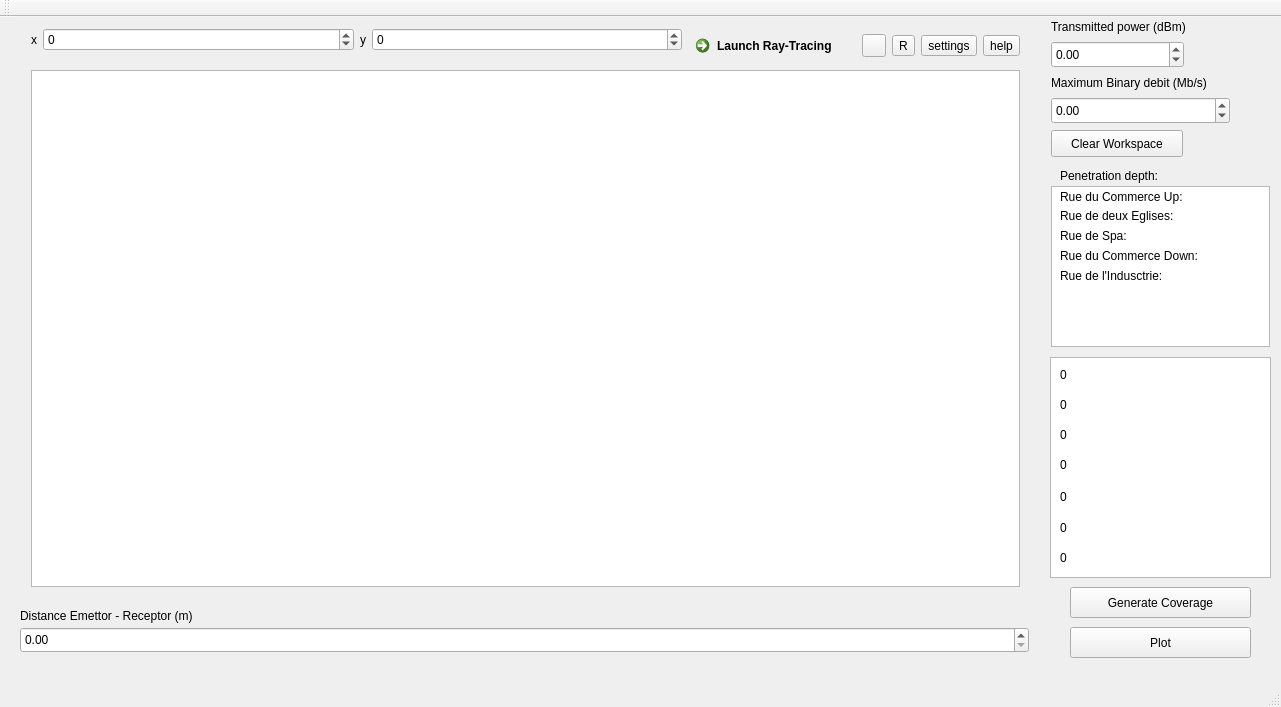
This is ieee80211g.ui in amatepl/RayTracing2019 as Qt 5 draws it before an edit. The edited form follows.
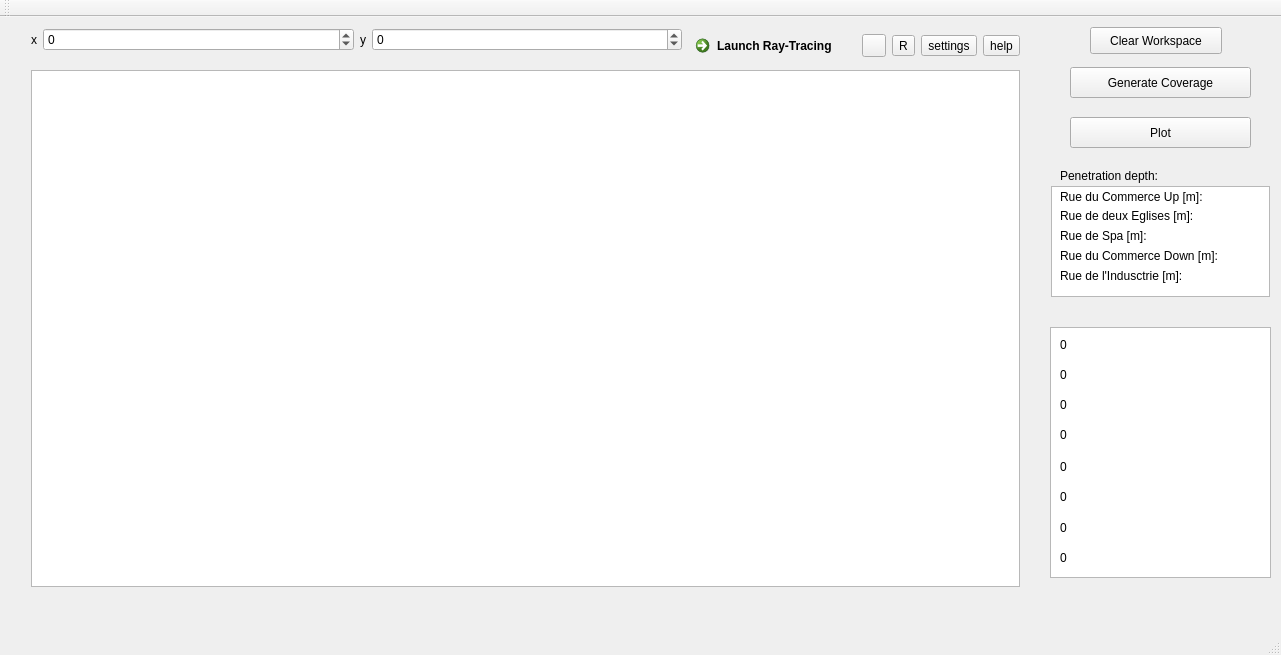
This is the edited form. Icons and pictures are not drawn.

Patch:
```diff
--- a/ieee80211g.ui
+++ b/ieee80211g.ui
@@ -7,7 +7,7 @@
     <x>0</x>
     <y>0</y>
     <width>1281</width>
-    <height>707</height>
+    <height>655</height>
    </rect>
   </property>
   <property name="windowTitle">
@@ -137,7 +137,7 @@
     <property name="geometry">
      <rect>
       <x>1070</x>
-      <y>570</y>
+      <y>50</y>
       <width>181</width>
       <height>31</height>
      </rect>
@@ -146,54 +146,28 @@
      <string>Generate Coverage</string>
     </property>
    </widget>
-   <widget class="QDoubleSpinBox" name="spinBoxResult">
-    <property name="geometry">
-     <rect>
-      <x>20</x>
-      <y>610</y>
-      <width>1009</width>
-      <height>26</height>
-     </rect>
-    </property>
-    <property name="maximum">
-     <double>999.990000000000009</double>
-    </property>
-   </widget>
-   <widget class="QLabel" name="label_5">
-    <property name="geometry">
-     <rect>
-      <x>20</x>
-      <y>590</y>
-      <width>1009</width>
-      <height>17</height>
-     </rect>
-    </property>
-    <property name="text">
-     <string>Distance Emettor - Receptor (m)</string>
-    </property>
-   </widget>
    <widget class="QTextBrowser" name="textBrowser_2">
     <property name="geometry">
      <rect>
       <x>1050</x>
-      <y>340</y>
+      <y>310</y>
       <width>221</width>
-      <height>221</height>
+      <height>251</height>
      </rect>
     </property>
     <property name="html">
      <string>&lt;!DOCTYPE HTML PUBLIC &quot;-//W3C//DTD HTML 4.0//EN&quot; &quot;http://www.w3.org/TR/REC-html40/strict.dtd&quot;&gt;
 &lt;html&gt;&lt;head&gt;&lt;meta name=&quot;qrichtext&quot; content=&quot;1&quot; /&gt;&lt;style type=&quot;text/css&quot;&gt;
 p, li { white-space: pre-wrap; }
-&lt;/style&gt;&lt;/head&gt;&lt;body style=&quot; font-family:'Ubuntu'; font-size:11pt; font-weight:400; font-style:normal;&quot;&gt;
-&lt;p style=&quot;-qt-paragraph-type:empty; margin-top:0px; margin-bottom:0px; margin-left:0px; margin-right:0px; -qt-block-indent:0; text-indent:0px; font-family:'Sans Serif'; font-size:9pt;&quot;&gt;&lt;br /&gt;&lt;/p&gt;&lt;/body&gt;&lt;/html&gt;</string>
+&lt;/style&gt;&lt;/head&gt;&lt;body style=&quot; font-family:'Sans Serif'; font-size:9pt; font-weight:400; font-style:normal;&quot;&gt;
+&lt;p style=&quot;-qt-paragraph-type:empty; margin-top:0px; margin-bottom:0px; margin-left:0px; margin-right:0px; -qt-block-indent:0; text-indent:0px;&quot;&gt;&lt;br /&gt;&lt;/p&gt;&lt;/body&gt;&lt;/html&gt;</string>
     </property>
    </widget>
    <widget class="QLabel" name="Prx">
     <property name="geometry">
      <rect>
       <x>1060</x>
-      <y>380</y>
+      <y>350</y>
       <width>161</width>
       <height>16</height>
      </rect>
@@ -206,7 +180,7 @@
     <property name="geometry">
      <rect>
       <x>1060</x>
-      <y>470</y>
+      <y>440</y>
       <width>191</width>
       <height>20</height>
      </rect>
@@ -232,7 +206,7 @@
     <property name="geometry">
      <rect>
       <x>1070</x>
-      <y>610</y>
+      <y>100</y>
       <width>181</width>
       <height>31</height>
      </rect>
@@ -245,7 +219,7 @@
     <property name="geometry">
      <rect>
       <x>1060</x>
-      <y>410</y>
+      <y>380</y>
       <width>181</width>
       <height>16</height>
      </rect>
@@ -277,7 +251,7 @@
      </rect>
     </property>
     <property name="text">
-     <string>Rue du Commerce Up:</string>
+     <string>Rue du Commerce Up [m]:</string>
     </property>
    </widget>
    <widget class="QLabel" name="deuxEg">
@@ -290,7 +264,7 @@
      </rect>
     </property>
     <property name="text">
-     <string>Rue de deux Eglises:</string>
+     <string>Rue de deux Eglises [m]:</string>
     </property>
    </widget>
    <widget class="QLabel" name="spa">
@@ -303,7 +277,7 @@
      </rect>
     </property>
     <property name="text">
-     <string>Rue de Spa:</string>
+     <string>Rue de Spa [m]:</string>
     </property>
    </widget>
    <widget class="QLabel" name="commerceDown">
@@ -316,7 +290,7 @@
      </rect>
     </property>
     <property name="text">
-     <string>Rue du Commerce Down: </string>
+     <string>Rue du Commerce Down [m]: </string>
     </property>
    </widget>
    <widget class="QLabel" name="indu">
@@ -329,72 +303,14 @@
      </rect>
     </property>
     <property name="text">
-     <string>Rue de l'Indusctrie: </string>
-    </property>
-   </widget>
-   <widget class="QLabel" name="label_3">
-    <property name="geometry">
-     <rect>
-      <x>1051</x>
-      <y>1</y>
-      <width>174</width>
-      <height>17</height>
-     </rect>
-    </property>
-    <property name="text">
-     <string>Transmitted power (dBm)</string>
-    </property>
-   </widget>
-   <widget class="QDoubleSpinBox" name="powerResultSpinBox">
-    <property name="geometry">
-     <rect>
-      <x>1051</x>
-      <y>24</y>
-      <width>133</width>
-      <height>27</height>
-     </rect>
-    </property>
-    <property name="minimum">
-     <double>-100000000.000000000000000</double>
-    </property>
-    <property name="maximum">
-     <double>100000000.000000000000000</double>
-    </property>
-   </widget>
-   <widget class="QLabel" name="label_4">
-    <property name="geometry">
-     <rect>
-      <x>1051</x>
-      <y>57</y>
-      <width>201</width>
-      <height>17</height>
-     </rect>
-    </property>
-    <property name="text">
-     <string>Maximum Binary debit (Mb/s)</string>
-    </property>
-   </widget>
-   <widget class="QDoubleSpinBox" name="binaryResultsSpinBox">
-    <property name="geometry">
-     <rect>
-      <x>1051</x>
-      <y>80</y>
-      <width>179</width>
-      <height>27</height>
-     </rect>
-    </property>
-    <property name="minimum">
-     <double>-10000000.000000000000000</double>
-    </property>
-    <property name="maximum">
-     <double>100000000000000.000000000000000</double>
+     <string>Rue de l'Indusctrie [m]: </string>
     </property>
    </widget>
    <widget class="QPushButton" name="clearWorkspaceButton">
     <property name="geometry">
      <rect>
-      <x>1051</x>
-      <y>113</y>
+      <x>1090</x>
+      <y>10</y>
       <width>132</width>
       <height>27</height>
      </rect>
@@ -409,22 +325,22 @@
       <x>1051</x>
       <y>169</y>
       <width>219</width>
-      <height>161</height>
+      <height>111</height>
      </rect>
     </property>
     <property name="html">
      <string>&lt;!DOCTYPE HTML PUBLIC &quot;-//W3C//DTD HTML 4.0//EN&quot; &quot;http://www.w3.org/TR/REC-html40/strict.dtd&quot;&gt;
 &lt;html&gt;&lt;head&gt;&lt;meta name=&quot;qrichtext&quot; content=&quot;1&quot; /&gt;&lt;style type=&quot;text/css&quot;&gt;
 p, li { white-space: pre-wrap; }
-&lt;/style&gt;&lt;/head&gt;&lt;body style=&quot; font-family:'Ubuntu'; font-size:11pt; font-weight:400; font-style:normal;&quot;&gt;
-&lt;p style=&quot;-qt-paragraph-type:empty; margin-top:0px; margin-bottom:0px; margin-left:0px; margin-right:0px; -qt-block-indent:0; text-indent:0px;&quot;&gt;&lt;br /&gt;&lt;/p&gt;&lt;/body&gt;&lt;/html&gt;</string>
+&lt;/style&gt;&lt;/head&gt;&lt;body style=&quot; font-family:'Sans Serif'; font-size:9pt; font-weight:400; font-style:normal;&quot;&gt;
+&lt;p style=&quot;-qt-paragraph-type:empty; margin-top:0px; margin-bottom:0px; margin-left:0px; margin-right:0px; -qt-block-indent:0; text-indent:0px; font-family:'Ubuntu'; font-size:11pt;&quot;&gt;&lt;br /&gt;&lt;/p&gt;&lt;/body&gt;&lt;/html&gt;</string>
     </property>
    </widget>
    <widget class="QLabel" name="SNR">
     <property name="geometry">
      <rect>
       <x>1060</x>
-      <y>440</y>
+      <y>410</y>
       <width>161</width>
       <height>16</height>
      </rect>
@@ -437,7 +353,7 @@
     <property name="geometry">
      <rect>
       <x>1060</x>
-      <y>350</y>
+      <y>320</y>
       <width>161</width>
       <height>16</height>
      </rect>
@@ -459,16 +375,23 @@
      <string>0</string>
     </property>
    </widget>
-   <zorder>label_3</zorder>
-   <zorder>powerResultSpinBox</zorder>
-   <zorder>label_4</zorder>
-   <zorder>binaryResultsSpinBox</zorder>
+   <widget class="QLabel" name="CoherenceBW">
+    <property name="geometry">
+     <rect>
+      <x>1060</x>
+      <y>470</y>
+      <width>191</width>
+      <height>20</height>
+     </rect>
+    </property>
+    <property name="text">
+     <string>0</string>
+    </property>
+   </widget>
    <zorder>clearWorkspaceButton</zorder>
    <zorder>textBrowser_2</zorder>
    <zorder>layoutWidget</zorder>
    <zorder>generateCoveragePushButton</zorder>
-   <zorder>spinBoxResult</zorder>
-   <zorder>label_5</zorder>
    <zorder>Prx</zorder>
    <zorder>DelaySpread</zorder>
    <zorder>RiceFactor</zorder>
@@ -484,6 +407,7 @@
    <zorder>SNR</zorder>
    <zorder>Ptx</zorder>
    <zorder>coherTime</zorder>
+   <zorder>CoherenceBW</zorder>
   </widget>
   <widget class="QMenuBar" name="menuBar">
    <property name="geometry">
@@ -491,7 +415,7 @@
      <x>0</x>
      <y>0</y>
      <width>1281</width>
-     <height>22</height>
+     <height>20</height>
     </rect>
    </property>
   </widget>
```
